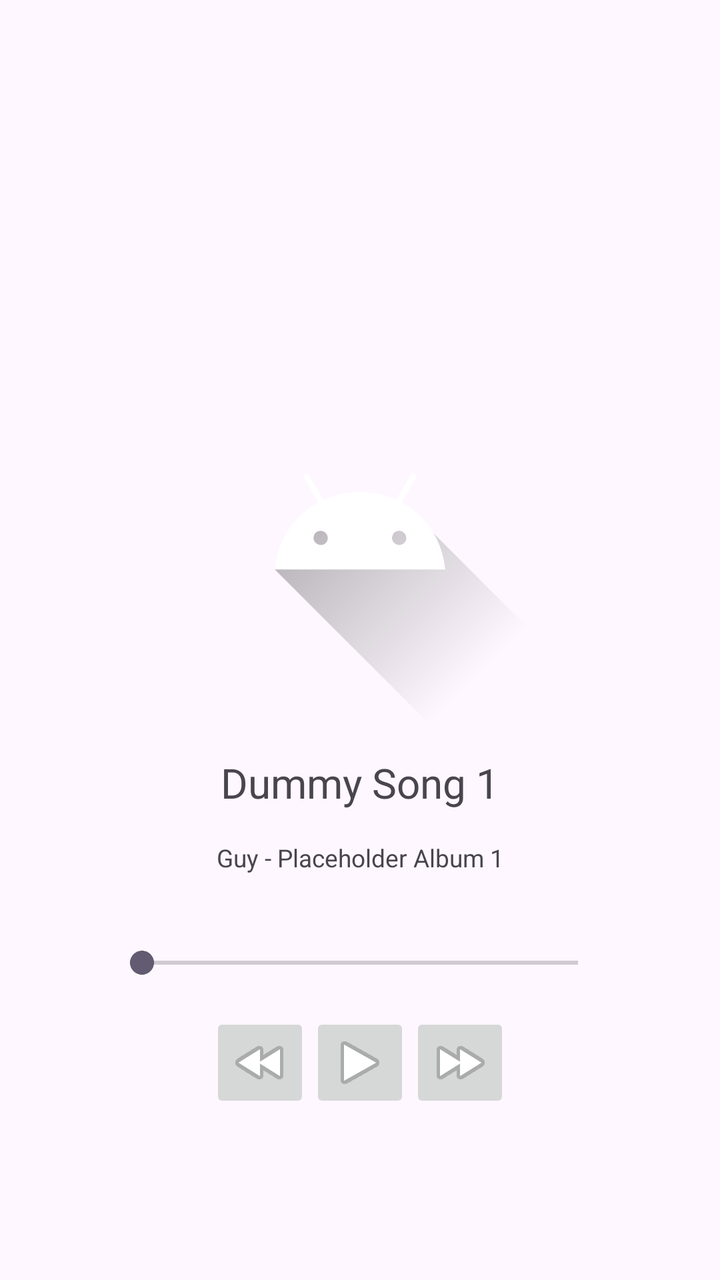
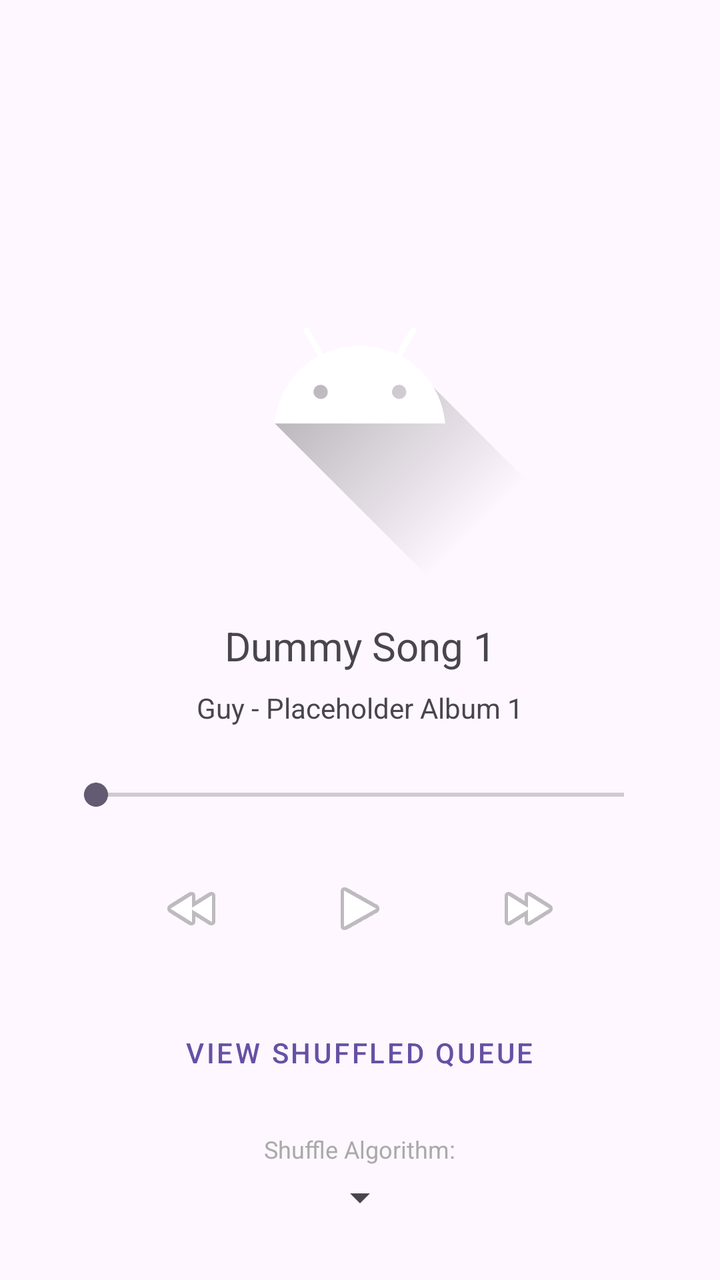

Two renders of the same Android screen: before a commit and after it. Below are the layout's source before the change and the commit's diff.
<!-- AndroidManifest.xml: application theme Theme.IT391_PROJECT_BeatBirdie_for_Android -->
<!-- res/layout/activity_now_playing.xml -->
<?xml version="1.0" encoding="utf-8"?>
<androidx.constraintlayout.widget.ConstraintLayout xmlns:android="http://schemas.android.com/apk/res/android"
    xmlns:app="http://schemas.android.com/apk/res-auto"
    xmlns:tools="http://schemas.android.com/tools"
    android:id="@+id/main"
    android:layout_width="match_parent"
    android:layout_height="match_parent"
    tools:context=".NowPlayingActivity">

    
    <com.google.android.material.appbar.AppBarLayout
        android:id="@+id/appbar"
        android:layout_width="0dp"
        android:layout_height="wrap_content"
        app:layout_constraintTop_toTopOf="parent"
        app:layout_constraintStart_toStartOf="parent"
        app:layout_constraintEnd_toEndOf="parent">

        <androidx.appcompat.widget.Toolbar
            android:id="@+id/toolbar"
            android:layout_width="match_parent"
            android:layout_height="?attr/actionBarSize" />

    </com.google.android.material.appbar.AppBarLayout>

    
    <LinearLayout
        android:layout_height="600dp"
        android:layout_width="0dp"
        android:orientation="vertical"
        android:gravity="center_horizontal|center_vertical"
        app:layout_constraintTop_toBottomOf="@id/appbar"
        app:layout_constraintStart_toStartOf="parent"
        app:layout_constraintEnd_toEndOf="parent">

        
        <ImageView
            android:id="@+id/albumCover"
            android:layout_width="200dp"
            android:layout_height="200dp"
            android:src="@drawable/ic_launcher_foreground"/>

        
        <TextView
            android:id="@+id/songTitle"
            android:text="Dummy Song 1"
            android:layout_height="50dp"
            android:layout_width="200dp"
            android:gravity="center"
            android:textSize="10pt"/>

        
        <TextView
            android:id="@+id/artistAlbum"
            android:text="Guy - Placeholder Album 1"
            android:layout_height="25dp"
            android:layout_width="200dp"
            android:gravity="center"
            android:textSize="6pt"/>

        
        <LinearLayout
            android:layout_width="250dp"
            android:layout_height="30dp"
            android:layout_marginTop="25dp"
            android:gravity="center">

            
            <SeekBar
                android:id="@+id/scrubberBar"
                android:layout_width="match_parent"
                android:layout_height="wrap_content"
                android:max="100"
                android:progress="0"/>
        </LinearLayout>

        <LinearLayout
            android:layout_width="match_parent"
            android:layout_height="60dp"
            android:layout_marginTop="5dp"
            android:gravity="center">

            
            <ImageButton
                android:id="@+id/rewind"
                android:layout_width="50dp"
                android:layout_height="50dp"
                android:src="@android:drawable/ic_media_rew"/>

            
            
            <ImageButton
                android:id="@+id/playpause"
                android:layout_width="50dp"
                android:layout_height="50dp"
                android:src="@android:drawable/ic_media_play"/>

            
            <ImageButton
                android:id="@+id/skip"
                android:layout_width="50dp"
                android:layout_height="50dp"
                android:src="@android:drawable/ic_media_ff"/>
        </LinearLayout>

    </LinearLayout>

</androidx.constraintlayout.widget.ConstraintLayout>
<!-- resources referenced by this layout -->
<resources>
  <!-- drawable ic_launcher_foreground (drawable) -->
  <vector xmlns:android="http://schemas.android.com/apk/res/android"
      xmlns:aapt="http://schemas.android.com/aapt"
      android:width="108dp"
      android:height="108dp"
      android:viewportWidth="108"
      android:viewportHeight="108">
      <path android:pathData="M31,63.928c0,0 6.4,-11 12.1,-13.1c7.2,-2.6 26,-1.4 26,-1.4l38.1,38.1L107,108.928l-32,-1L31,63.928z">
          <aapt:attr name="android:fillColor">
              <gradient
                  android:endX="85.84757"
                  android:endY="92.4963"
                  android:startX="42.9492"
                  android:startY="49.59793"
                  android:type="linear">
                  <item
                      android:color="#44000000"
                      android:offset="0.0" />
                  <item
                      android:color="#00000000"
                      android:offset="1.0" />
              </gradient>
          </aapt:attr>
      </path>
      <path
          android:fillColor="#FFFFFF"
          android:fillType="nonZero"
          android:pathData="M65.3,45.828l3.8,-6.6c0.2,-0.4 0.1,-0.9 -0.3,-1.1c-0.4,-0.2 -0.9,-0.1 -1.1,0.3l-3.9,6.7c-6.3,-2.8 -13.4,-2.8 -19.7,0l-3.9,-6.7c-0.2,-0.4 -0.7,-0.5 -1.1,-0.3C38.8,38.328 38.7,38.828 38.9,39.228l3.8,6.6C36.2,49.428 31.7,56.028 31,63.928h46C76.3,56.028 71.8,49.428 65.3,45.828zM43.4,57.328c-0.8,0 -1.5,-0.5 -1.8,-1.2c-0.3,-0.7 -0.1,-1.5 0.4,-2.1c0.5,-0.5 1.4,-0.7 2.1,-0.4c0.7,0.3 1.2,1 1.2,1.8C45.3,56.528 44.5,57.328 43.4,57.328L43.4,57.328zM64.6,57.328c-0.8,0 -1.5,-0.5 -1.8,-1.2s-0.1,-1.5 0.4,-2.1c0.5,-0.5 1.4,-0.7 2.1,-0.4c0.7,0.3 1.2,1 1.2,1.8C66.5,56.528 65.6,57.328 64.6,57.328L64.6,57.328z"
          android:strokeWidth="1"
          android:strokeColor="#00000000" />
  </vector>
  <style name="Theme.IT391_PROJECT_BeatBirdie_for_Android" parent="Base.Theme.IT391_PROJECT_BeatBirdie_for_Android" />
  <style name="Base.Theme.IT391_PROJECT_BeatBirdie_for_Android" parent="Theme.Material3.DayNight.NoActionBar">
          
          
      </style>
</resources>

<!-- the commit's change to res/layout/activity_now_playing.xml (unified diff, before → after) -->
@@ -25,13 +25,14 @@
 
     
     <LinearLayout
-        android:layout_height="600dp"
+        android:layout_height="0dp"
         android:layout_width="0dp"
         android:orientation="vertical"
         android:gravity="center_horizontal|center_vertical"
         app:layout_constraintTop_toBottomOf="@id/appbar"
         app:layout_constraintStart_toStartOf="parent"
-        app:layout_constraintEnd_toEndOf="parent">
+        app:layout_constraintEnd_toEndOf="parent"
+        app:layout_constraintBottom_toBottomOf="parent">
 
         
         <ImageView
@@ -44,28 +45,30 @@
         <TextView
             android:id="@+id/songTitle"
             android:text="Dummy Song 1"
-            android:layout_height="50dp"
+            android:layout_height="wrap_content"
             android:layout_width="200dp"
             android:gravity="center"
-            android:textSize="10pt"/>
+            android:textSize="20sp"
+            android:layout_marginTop="16dp"/>
 
         
         <TextView
             android:id="@+id/artistAlbum"
             android:text="Guy - Placeholder Album 1"
-            android:layout_height="25dp"
+            android:layout_height="wrap_content"
             android:layout_width="200dp"
             android:gravity="center"
-            android:textSize="6pt"/>
+            android:textSize="14sp"
+            android:layout_marginTop="8dp"/>
 
         
         <LinearLayout
-            android:layout_width="250dp"
-            android:layout_height="30dp"
+            android:layout_width="match_parent"
+            android:layout_height="wrap_content"
             android:layout_marginTop="25dp"
+            android:paddingHorizontal="32dp"
             android:gravity="center">
 
-            
             <SeekBar
                 android:id="@+id/scrubberBar"
                 android:layout_width="match_parent"
@@ -74,34 +77,60 @@
                 android:progress="0"/>
         </LinearLayout>
 
+        
         <LinearLayout
             android:layout_width="match_parent"
-            android:layout_height="60dp"
-            android:layout_marginTop="5dp"
+            android:layout_height="wrap_content"
+            android:layout_marginTop="16dp"
             android:gravity="center">
 
-            
             <ImageButton
                 android:id="@+id/rewind"
-                android:layout_width="50dp"
-                android:layout_height="50dp"
+                android:layout_width="56dp"
+                android:layout_height="56dp"
+                android:background="?attr/selectableItemBackgroundBorderless"
                 android:src="@android:drawable/ic_media_rew"/>
 
-            
-            
             <ImageButton
                 android:id="@+id/playpause"
-                android:layout_width="50dp"
-                android:layout_height="50dp"
+                android:layout_width="64dp"
+                android:layout_height="64dp"
+                android:layout_marginHorizontal="24dp"
+                android:background="?attr/selectableItemBackgroundBorderless"
                 android:src="@android:drawable/ic_media_play"/>
 
-            
             <ImageButton
                 android:id="@+id/skip"
-                android:layout_width="50dp"
-                android:layout_height="50dp"
+                android:layout_width="56dp"
+                android:layout_height="56dp"
+                android:background="?attr/selectableItemBackgroundBorderless"
                 android:src="@android:drawable/ic_media_ff"/>
         </LinearLayout>
+
+        <Button
+            android:id="@+id/btnViewQueue"
+            android:layout_width="wrap_content"
+            android:layout_height="wrap_content"
+            android:layout_marginTop="16dp"
+            android:text="View Shuffled Queue"
+            style="@style/Widget.MaterialComponents.Button.TextButton"/>
+
+        
+        <TextView
+            android:id="@+id/shuffleLabel"
+            android:layout_width="wrap_content"
+            android:layout_height="wrap_content"
+            android:layout_marginTop="16dp"
+            android:text="Shuffle Algorithm:"
+            android:textSize="12sp"
+            android:textColor="@android:color/darker_gray"/>
+
+        <Spinner
+            android:id="@+id/shuffleSpinner"
+            android:layout_width="wrap_content"
+            android:layout_height="wrap_content"
+            android:layout_marginTop="4dp"
+            android:padding="8dp"/>
 
     </LinearLayout>
 
